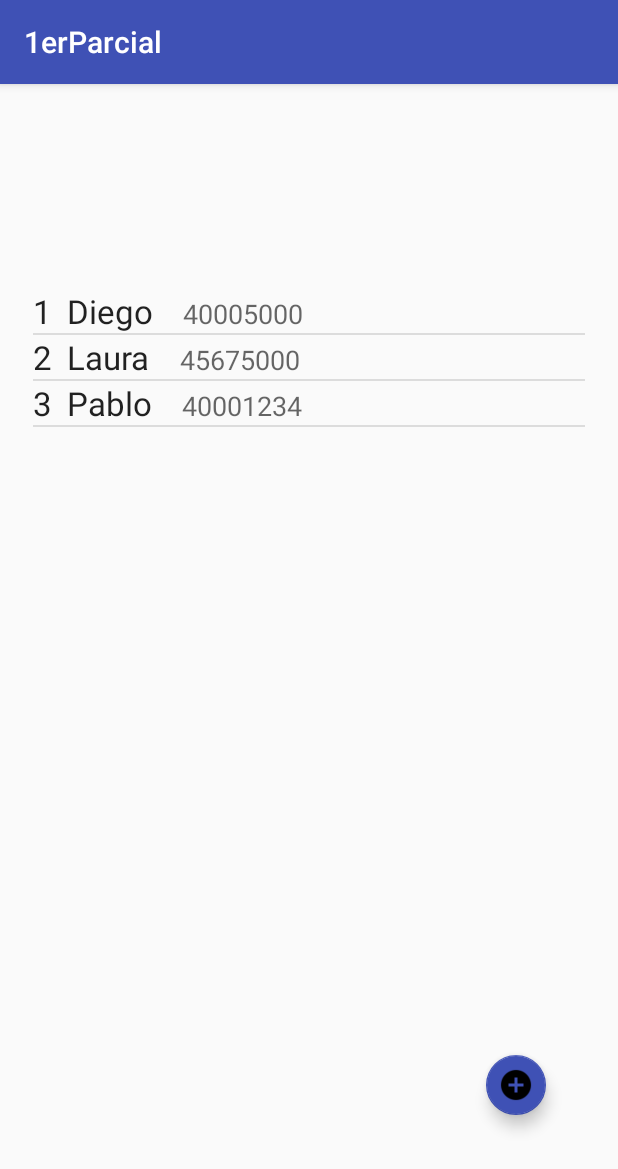
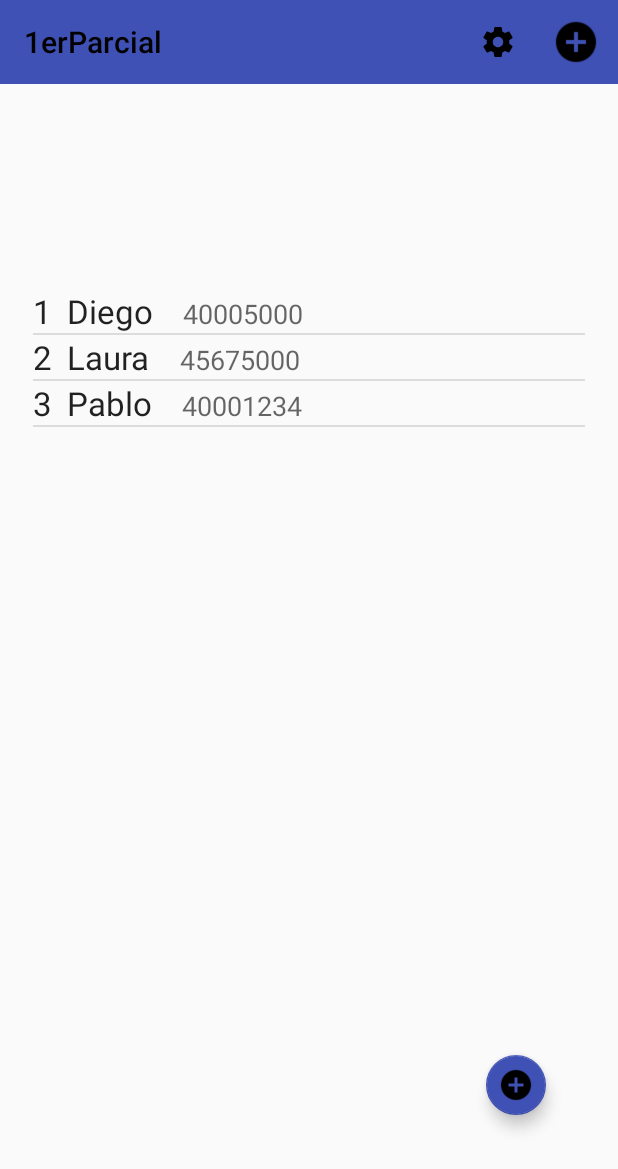
Before and after one commit to nahuel-cci/1erParcial, an Android app: the screen it shows after launch (MenuActivity), after a tap on "BUTTON", on a phone screen of 412 x 824 dp. Shown: the top 1169 px of the screen. Run offline under Robolectric (Android 15) with nearby library versions, the phone set to English and light mode, and no system bars; libraries missing offline, so code that uses them is left out: com.amitshekhar; 1 statement that could not run was skipped.

Commit message:
Shared preferences y splash screen agregados. toDo: crear una tabla más

```diff
--- a/1erParcial/app/build.gradle
+++ b/1erParcial/app/build.gradle
@@ -6,7 +6,8 @@ android {
     buildToolsVersion "26.0.1"
     defaultConfig {
         applicationId "com.example.nahuel.a1erparcial"
-        minSdkVersion 15
+//        minSdkVersion 15
+        minSdkVersion 21
         targetSdkVersion 25
         versionCode 1
         versionName "1.0"
--- a/1erParcial/app/src/main/java/com/example/nahuel/a1erparcial/MenuActivity.java
+++ b/1erParcial/app/src/main/java/com/example/nahuel/a1erparcial/MenuActivity.java
@@ -2,13 +2,17 @@ package com.example.nahuel.a1erparcial;
 
 import android.content.Context;
 import android.content.Intent;
+import android.content.SharedPreferences;
 import android.database.Cursor;
 import android.database.sqlite.SQLiteDatabase;
+import android.graphics.Color;
+import android.preference.PreferenceManager;
 import android.support.design.widget.FloatingActionButton;
 import android.support.design.widget.Snackbar;
 import android.support.v7.app.AppCompatActivity;
+import android.support.v7.widget.ShareActionProvider;
+import android.support.v7.widget.Toolbar;
 import android.os.Bundle;
-import android.support.v7.widget.Toolbar;
 import android.util.Log;
 import android.view.ContextMenu;
 import android.view.LayoutInflater;
@@ -31,7 +35,8 @@ public class MenuActivity extends AppCompatActivity {
     private UsuariosCursorAdapter usuariosAdapter;
     private SQLiteDatabase db;
     private Cursor contextMenuCursor;
-
+    private SharedPreferences mSettings;
+    private Toolbar toolbar;
 
 
     @Override
@@ -42,9 +47,13 @@ public class MenuActivity extends AppCompatActivity {
         final Intent intent = getIntent();
         String message = intent.getStringExtra(MainActivity.EXTRA_MESSAGE);
         String previousActivity = intent.getStringExtra("previousActivity");
-        Toolbar toolbar = (Toolbar) findViewById(R.id.appbar);
+        toolbar = (Toolbar) findViewById(R.id.appbar);
+        setSupportActionBar(toolbar);
 
-        setSupportActionBar(toolbar);
+//      SharedPreferences mSettings = PreferenceManager.getDefaultSharedPreferences(this);
+        mSettings = this.getSharedPreferences("Settings", Context.MODE_PRIVATE);
+
+
 
         if (previousActivity.matches("AddUserActivity")) {
             String insertionResult = intent.getStringExtra(AddUserActivity.insertionIntoDb);
@@ -99,6 +108,33 @@ public class MenuActivity extends AppCompatActivity {
 
     }
 
+    // La posta de los toolbars
+    // https://guides.codepath.com/android/Using-the-App-Toolbar
+    @Override
+    public boolean onCreateOptionsMenu(Menu menu) {
+        // Inflate the menu; this adds items to the action bar if it is present.
+        getMenuInflater().inflate(R.menu.toolbar_menu, menu);
+        return true;
+    }
+
+    @Override
+    public boolean onOptionsItemSelected(MenuItem item) {
+        // Handle presses on the action bar items
+        switch (item.getItemId()) {
+            case R.id.miCompose:
+                Intent intent = new Intent(this, SharedPrefActivity.class);
+                intent.putExtra("previousActivity", "MenuActivity");
+                startActivity(intent);
+                return true;
+            default:
+                break;
+        }
+        return super.onOptionsItemSelected(item);
+    }
+
+
+
+
     @Override
     public void onCreateContextMenu(ContextMenu menu, View v, ContextMenu.ContextMenuInfo menuInfo)   {
         super.onCreateContextMenu(menu, v, menuInfo);
@@ -131,4 +167,21 @@ public class MenuActivity extends AppCompatActivity {
         }
     }
 
+    @Override
+    public void onStart() {
+        super.onStart();
+        if (mSettings.getBoolean("cambiarColor", false)){
+            toolbar.setTitleTextColor(Color.RED);
+        }
+        else{
+            toolbar.setTitleTextColor(Color.BLACK);
+        }
+    }
+//
+//    @Override
+//    public void onResume(){
+//        super.onResume();
+//
+//    }
+
 }
--- /dev/null
+++ b/1erParcial/app/src/main/res/drawable/ic_settings_black_24dp.xml
@@ -0,0 +1,9 @@
+<vector xmlns:android="http://schemas.android.com/apk/res/android"
+        android:width="24dp"
+        android:height="24dp"
+        android:viewportWidth="24.0"
+        android:viewportHeight="24.0">
+    <path
+        android:fillColor="#FF000000"
+        android:pathData="M19.43,12.98c0.04,-0.32 0.07,-0.64 0.07,-0.98s-0.03,-0.66 -0.07,-0.98l2.11,-1.65c0.19,-0.15 0.24,-0.42 0.12,-0.64l-2,-3.46c-0.12,-0.22 -0.39,-0.3 -0.61,-0.22l-2.49,1c-0.52,-0.4 -1.08,-0.73 -1.69,-0.98l-0.38,-2.65C14.46,2.18 14.25,2 14,2h-4c-0.25,0 -0.46,0.18 -0.49,0.42l-0.38,2.65c-0.61,0.25 -1.17,0.59 -1.69,0.98l-2.49,-1c-0.23,-0.09 -0.49,0 -0.61,0.22l-2,3.46c-0.13,0.22 -0.07,0.49 0.12,0.64l2.11,1.65c-0.04,0.32 -0.07,0.65 -0.07,0.98s0.03,0.66 0.07,0.98l-2.11,1.65c-0.19,0.15 -0.24,0.42 -0.12,0.64l2,3.46c0.12,0.22 0.39,0.3 0.61,0.22l2.49,-1c0.52,0.4 1.08,0.73 1.69,0.98l0.38,2.65c0.03,0.24 0.24,0.42 0.49,0.42h4c0.25,0 0.46,-0.18 0.49,-0.42l0.38,-2.65c0.61,-0.25 1.17,-0.59 1.69,-0.98l2.49,1c0.23,0.09 0.49,0 0.61,-0.22l2,-3.46c0.12,-0.22 0.07,-0.49 -0.12,-0.64l-2.11,-1.65zM12,15.5c-1.93,0 -3.5,-1.57 -3.5,-3.5s1.57,-3.5 3.5,-3.5 3.5,1.57 3.5,3.5 -1.57,3.5 -3.5,3.5z"/>
+</vector>
--- /dev/null
+++ b/1erParcial/app/src/main/res/drawable/splash_background.xml
@@ -0,0 +1,13 @@
+<?xml version="1.0" encoding="utf-8"?>
+<layer-list xmlns:android="http://schemas.android.com/apk/res/android">
+
+    <item
+        android:drawable="@color/gris"/>
+
+    <item>
+        <bitmap
+            android:gravity="center"
+            android:src="@mipmap/ic_launcher"/>
+    </item>
+
+</layer-list>
--- a/1erParcial/app/src/main/res/layout/activity_menu.xml
+++ b/1erParcial/app/src/main/res/layout/activity_menu.xml
@@ -8,8 +8,11 @@
     tools:context="com.example.nahuel.a1erparcial.MenuActivity"
     >
 
-    <include android:id="@+id/appbar"
-        layout="@layout/toolbar" />
+    <include
+        layout="@layout/toolbar"
+        android:id="@+id/appbar"
+        android:layout_width="match_parent"
+        android:layout_height="wrap_content"/>
 
     <ListView
         android:id="@+id/lvItems"
--- a/1erParcial/app/src/main/res/layout/toolbar.xml
+++ b/1erParcial/app/src/main/res/layout/toolbar.xml
@@ -1,13 +1,18 @@
-<?xml version="1.0" encoding="utf-8"?>
 <android.support.v7.widget.Toolbar
     xmlns:android="http://schemas.android.com/apk/res/android"
-    xmlns:app="http://schemas.android.com/apk/res-auto"
+    android:layout_width="match_parent"
     android:layout_height="wrap_content"
-    android:layout_width="match_parent"
-    android:minHeight="?attr/actionBarSize"
-    android:background="?attr/colorPrimary"
-    android:elevation="4dp"
-    android:theme="@style/ThemeOverlay.AppCompat.Dark.ActionBar"
-    app:popupTheme="@style/ThemeOverlay.AppCompat.Light" >
+    android:background="?attr/colorPrimary"/>
 
-</android.support.v7.widget.Toolbar>
+
+<!--<android.support.v7.widget.Toolbar-->
+    <!--xmlns:android="http://schemas.android.com/apk/res/android"-->
+    <!--xmlns:app="http://schemas.android.com/apk/res-auto"-->
+    <!--android:layout_height="wrap_content"-->
+    <!--android:layout_width="match_parent"-->
+    <!--android:minHeight="?attr/actionBarSize"-->
+    <!--android:background="?attr/colorPrimary"-->
+    <!--android:elevation="4dp"-->
+    <!--android:theme="@style/ThemeOverlay.AppCompat.Dark.ActionBar"-->
+    <!--app:popupTheme="@style/ThemeOverlay.AppCompat.Light" >-->
+<!--</android.support.v7.widget.Toolbar>-->
--- /dev/null
+++ b/1erParcial/app/src/main/res/menu/toolbar_menu.xml
@@ -0,0 +1,27 @@
+<menu xmlns:android="http://schemas.android.com/apk/res/android"
+    xmlns:app="http://schemas.android.com/apk/res-auto">
+    <item
+        android:id="@+id/miCompose"
+        android:icon="@drawable/ic_settings_black_24dp"
+        app:showAsAction="ifRoom"
+        android:title="Compose">
+    </item>
+    <item
+        android:id="@+id/miProfile"
+        android:icon="@drawable/ic_add_circle_black_24dp"
+        app:showAsAction="ifRoom|withText"
+        android:title="Profile">
+    </item>
+</menu>
+
+
+<!--<?xml version="1.0" encoding="utf-8"?>-->
+<!--<menu xmlns:android="http://schemas.android.com/apk/res/android"-->
+    <!--xmlns:compat="http://schemas.android.com/apk/res-auto"-->
+    <!--xmlns:app="http://schemas.android.com/tools">-->
+    <!--<item android:title="Refresh"-->
+        <!--android:icon="@drawable/ic_settings_black_24dp"-->
+        <!--android:id="@+id/action_refresh"-->
+        <!--app:showAsAction="always"-->
+    <!--</item/>-->
+<!--</menu>-->
--- a/1erParcial/app/src/main/res/values/colors.xml
+++ b/1erParcial/app/src/main/res/values/colors.xml
@@ -3,4 +3,6 @@
     <color name="colorPrimary">#3f51b5</color>
     <color name="colorPrimaryDark">#303F9F</color>
     <color name="colorAccent">#FF4081</color>
+    <color name="gris">#444440</color>
+
 </resources>
--- a/1erParcial/app/src/main/res/values/styles.xml
+++ b/1erParcial/app/src/main/res/values/styles.xml
@@ -9,4 +9,8 @@
         <item name="colorAccent">@color/colorAccent</item>
     </style>
 
+    <style name="SplashTheme" parent="Theme.AppCompat.NoActionBar">
+        <item name="android:windowBackground">@drawable/splash_background</item>
+    </style>
+
 </resources>
```
Also changed, not shown: 1erParcial/app/src/main/AndroidManifest.xml (+22 -14 lines), 1erParcial/app/src/main/java/com/example/nahuel/a1erparcial/SharedPrefActivity.java (added, +65 -0 lines), 1erParcial/app/src/main/java/com/example/nahuel/a1erparcial/SplashActivity.java (added, +21 -0 lines), 1erParcial/app/src/main/res/drawable/ic_check_black_24dp.xml (added, +9 -0 lines), 1erParcial/app/src/main/res/layout/activity_shared_pref.xml (added, +31 -0 lines), 1erParcial/app/src/main/res/menu/toolbar_sharedpref.xml (added, +21 -0 lines).
